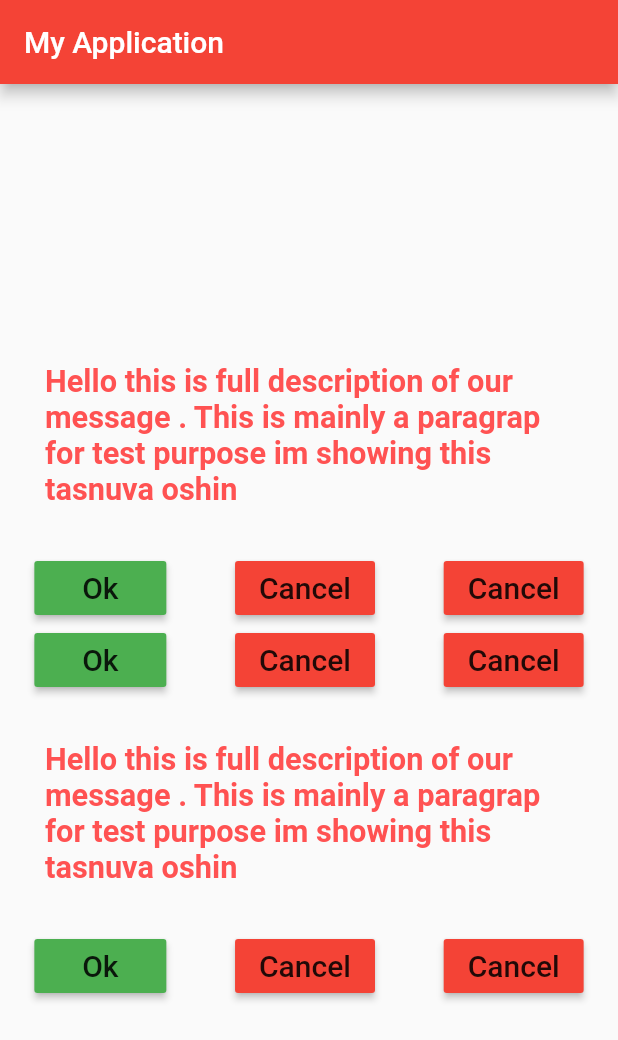
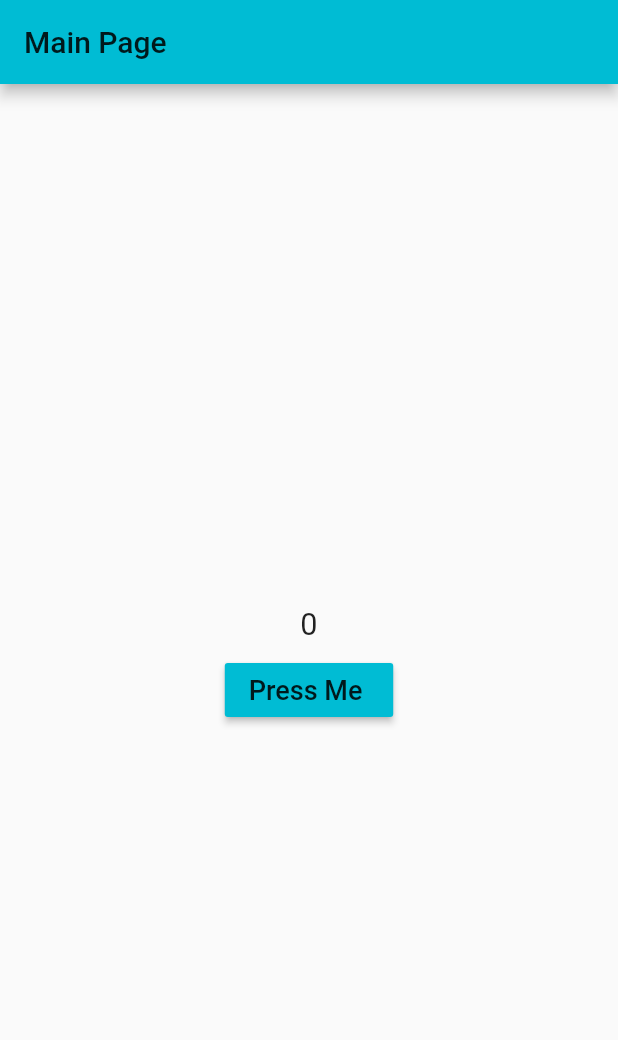
Before and after one commit to TasnuvaOshin/Flutter_Dart_Basic, a Flutter app: the screen it shows after launch, on a phone screen of 412 x 824 dp. Shown: the top 1040 px of the screen. Run offline on Flutter 3.47's test engine with Material 2 defaults, Android fonts, the phone set to English and light mode, and no system bars.

Commit message:
Stateful Widget with button

```diff
--- a/lib/main.dart
+++ b/lib/main.dart
@@ -4,248 +4,106 @@
               runApp(myApp());
             }
 
+  class  myApp  extends StatefulWidget {
+    @override
+    _State createState() => _State();
+  }
 
-
-
-          class myApp extends StatelessWidget {
+  class _State extends State<myApp> {
     @override
     Widget build(BuildContext context) {
       return MaterialApp(
+        theme: ThemeData(
+          primarySwatch: Colors.cyan,
+        ),
+        title: "TasDev",
+        home: MainPage(),
 
-                title: "Tasnuva App",
-                theme: ThemeData(
+      );
+    }
+  }
 
-                  primarySwatch: Colors.red,
 
-                ),
+  class MainPage extends StatefulWidget {
+    @override
+    _MainPageState createState() => _MainPageState();
+  }
 
-                home: Scaffold(
+  class _MainPageState extends State<MainPage> {
 
-                  //our app bar which will be top of your app
+    int Value = 0;
+    @override
+    Widget build(BuildContext context) {
+      return Scaffold(
         appBar: AppBar(
           title: Text(
-
-            "My Application",
-                ),
-                ),
-
-            body: Center(
-                child: Column(
-
-              mainAxisAlignment: MainAxisAlignment.center,
-              crossAxisAlignment: CrossAxisAlignment.center,
-                    children: <Widget>[
-
-                          Padding(
-                            padding: const EdgeInsets.all(30.0),
-                            child: Text(
-                                "Hello this is full description of our message . This is mainly a paragrap for test purpose im showing this tasnuva oshin",
-                        style: TextStyle(
-                          fontSize: 20.5,
-                          fontWeight: FontWeight.bold,
-                          color: Colors.redAccent,
-
-                        ),
-
-                            ),
-                          ),
-
-                        Row(
-                          mainAxisAlignment: MainAxisAlignment.spaceAround,
-                        children: <Widget>[
-
-
-
-                            RaisedButton(
-                              onPressed: (){},
-                              color: Colors.green,
-                          child: Text(
-                            "Ok",
-                          style: TextStyle(
-
-                            fontSize: 20.0,
-
-                          ),
-
-                          ),
-
-                        ),
-
-              RaisedButton(
-                  onPressed: (){},
-                              color: Colors.red,
-                          child: Text(
-                            "Cancel",
-                          style: TextStyle(
-
-                             fontSize: 20.0,
-
-                          ),
-
-                          ),
-
-                        ),
-
- RaisedButton(
-                  onPressed: (){},
-                              color: Colors.red,
-                          child: Text(
-                            "Cancel",
-                          style: TextStyle(
-
-                            fontSize: 20.0,
-
-                          ),
-
+            "Main Page",
           ),
 
         ),
 
 
-                        ],
+        body: Center(
+
+            child: Column(
+
+              mainAxisAlignment: MainAxisAlignment.center,
 
 
-
-                        ),
-
-   Row(
-                          mainAxisAlignment: MainAxisAlignment.spaceAround,
                       children: <Widget>[
 
+                      Padding(
+                        padding: const EdgeInsets.all(8.0),
+                        child: Text(
 
+                          "$Value",
 
-                            RaisedButton(
-                              onPressed: (){},
-                              color: Colors.green,
-                          child: Text(
-                            "Ok",
                           style: TextStyle(
-
-                            fontSize: 20.0,
-
-                          ),
-
-                          ),
-
-                        ),
-
-              RaisedButton(
-                  onPressed: (){},
-                              color: Colors.red,
-                          child: Text(
-                            "Cancel",
-                          style: TextStyle(
-
-                            fontSize: 20.0,
-
-                          ),
-
-                          ),
-
-                        ),
-
- RaisedButton(
-                  onPressed: (){},
-                              color: Colors.red,
-                          child: Text(
-                            "Cancel",
-                          style: TextStyle(
-
-                            fontSize: 20.0,
-
-                          ),
-
-                          ),
+                            fontSize: 20.5,
 
                           ),
 
 
-                        ],
-
-
-
+                        ),
                       ),
 
 
-                              Padding(
-                            padding: const EdgeInsets.all(30.0),
+                        RaisedButton(
+
+                          onPressed:  ChangeValue,
+                                                    color: Colors.cyan,
                                                     child: Text(
-                                "Hello this is full description of our message . This is mainly a paragrap for test purpose im showing this tasnuva oshin",
+
+
+                                                      "Press Me ",
                                                       style: TextStyle(
-
-                          fontSize: 20.5,
-                          fontWeight: FontWeight.bold,
-                          color: Colors.redAccent,
-
-                        ),
+                                                        color: Colors.black87,
+                                                        fontSize: 18.0,
 
                                                       ),
                                                     ),
 
-                     Row(
-                          mainAxisAlignment: MainAxisAlignment.spaceAround,
-                        children: <Widget>[
+
+
+                                                  )
 
 
 
-                            RaisedButton(
-                              onPressed: (){},
-                              color: Colors.green,
-                          child: Text(
-                            "Ok",
-                          style: TextStyle(
 
-                            fontSize: 20.0,
-
-                          ),
-
-                          ),
-
-                        ),
-
-                 RaisedButton(
-                  onPressed: (){},
-                              color: Colors.red,
-                          child: Text(
-                            "Cancel",
-                          style: TextStyle(
-
-                            fontSize: 20.0,
-
-                          ),
-
-                          ),
-
-                        ),
-
-                  RaisedButton(
-                  onPressed: (){},
-                              color: Colors.red,
-                          child: Text(
-                            "Cancel",
-                          style: TextStyle(
-
-                            fontSize: 20.0,
-
-                          ),
-
-                          ),
-
-                        ),
-
-
-                        ],
-
-
-
-                        ),
 
                                                   ],
 
                                       ),
 
-            ),
+
                                   ),
                                 );
                               }
+
+                            void ChangeValue() {
+
+                              setState(() {
+                               Value += 1;
+                              });
   }
+}
```
Lines whose indentation alone changed are shown as unchanged.
